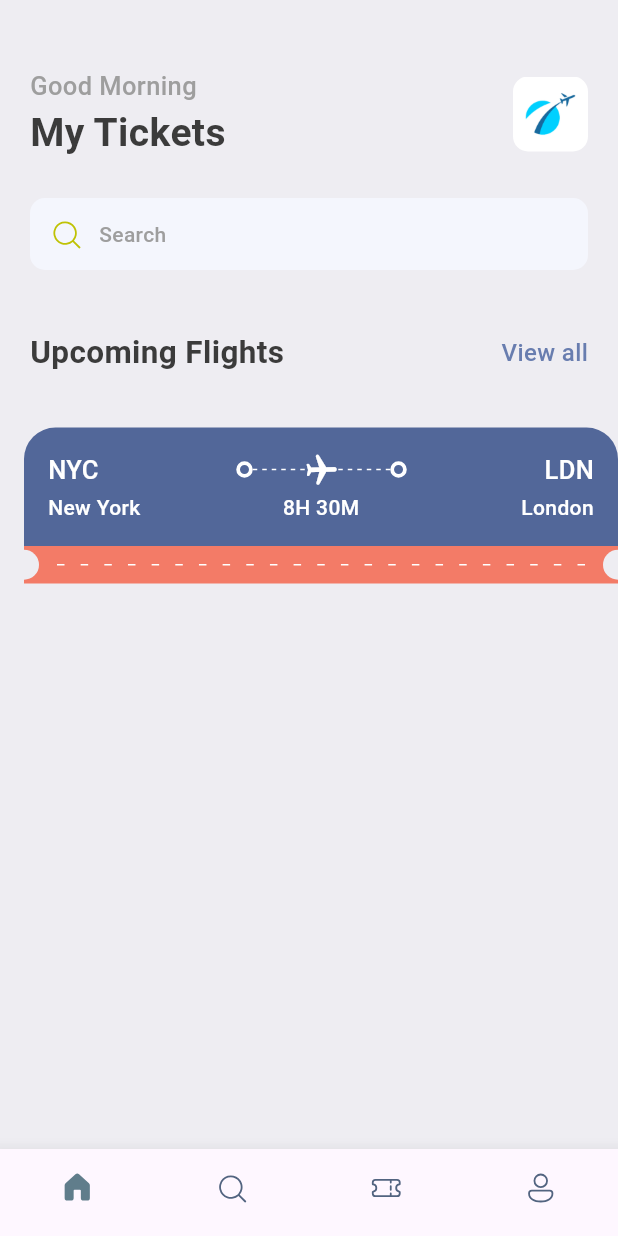
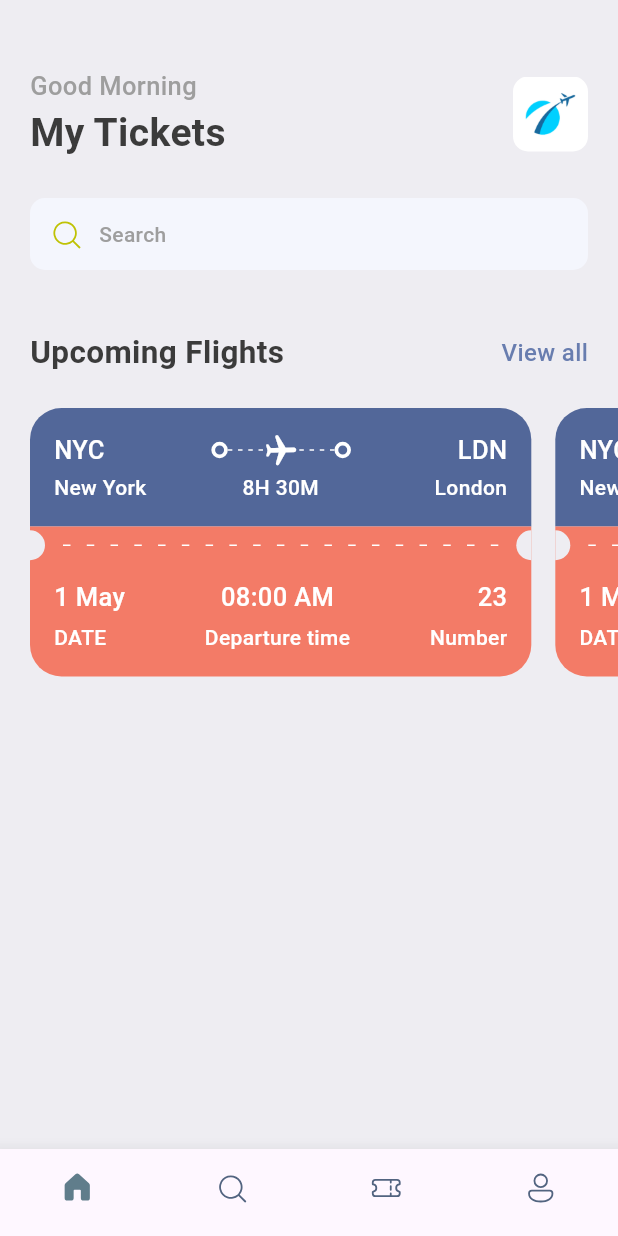
Before and after one commit to wemppywp/MyTickets, a Flutter app: the screen it shows after launch, on a phone screen of 412 x 824 dp. Run offline on Flutter 3.47's test engine with Material 3 defaults, Android fonts, the phone set to English and light mode, and no system bars; our stand-ins replace fluentui_system_icons, gap.

Commit message:
update finish upcoming flight card

```diff
--- a/lib/screens/home_screen.dart
+++ b/lib/screens/home_screen.dart
@@ -69,8 +69,17 @@
               ],
             ),
           ),
-          const Gap(15),
-          TicketView()
+          const Gap(2),
+          const SingleChildScrollView(
+            scrollDirection: Axis.horizontal,
+            padding: EdgeInsets.only(left: 20),
+            child: Row(
+              children: [
+                TicketView(),
+                TicketView()
+              ],
+            ),
+          )
         ],
       ),
     );
--- a/lib/screens/ticket_view.dart
+++ b/lib/screens/ticket_view.dart
@@ -1,4 +1,3 @@
-import 'package:fluentui_system_icons/fluentui_system_icons.dart';
 import 'package:flutter/material.dart';
 import 'package:gap/gap.dart';
 import 'package:mytickets/utils/app_layout.dart';
@@ -12,10 +11,10 @@
   Widget build(BuildContext context) {
     final size = AppLayout.getSize(context);
     return SizedBox(
-      width: size.width,
+      width: size.width * 0.85,
       height: 200,
       child: Container(
-        margin: const EdgeInsets.only(left: 16),
+        margin: const EdgeInsets.only(right: 16),
         child: Column(
           children: [
             ///showing the blue part of the card/ticket
@@ -31,7 +30,7 @@
                     children: [
                       Text("NYC", style: Styles.headlineStyle3.copyWith(color: Colors.white),),
                       Expanded(child: Container()),
-                      ThickContainer(),
+                      const ThickContainer(),
                       Expanded(child: Stack(
                         children: [
                           SizedBox(
@@ -44,7 +43,7 @@
                                 mainAxisAlignment: MainAxisAlignment.spaceBetween,
                                 mainAxisSize: MainAxisSize.max,
                                 children: List.generate((constraints.constrainWidth()/6).floor(), (index) =>
-                                    SizedBox(
+                                    const SizedBox(
                                       height: 1,
                                       width: 3,
                                       child: DecoratedBox(decoration: BoxDecoration(
@@ -55,11 +54,11 @@
                               },
                             ),
                           ),
-                          Center(child: Transform.rotate(angle: 1.55, child: Icon(Icons.local_airport_rounded, color: Colors.white,),)),
+                          Center(child: Transform.rotate(angle: 1.55, child: const Icon(Icons.local_airport_rounded, color: Colors.white,),)),
                         ]
                       )),
 
-                      ThickContainer(),
+                      const ThickContainer(),
                       Expanded(child: Container()),
                       Text("LDN", style: Styles.headlineStyle3.copyWith(color: Colors.white),),
                     ],
@@ -93,7 +92,7 @@
                     child: DecoratedBox(
                       decoration: BoxDecoration(
                         color: Styles.bgColor,
-                        borderRadius: BorderRadius.only(topRight: Radius.circular(10), bottomRight: Radius.circular(10))
+                        borderRadius: const BorderRadius.only(topRight: Radius.circular(10), bottomRight: Radius.circular(10))
                     ),),
                   ),
                   Expanded(child: Padding(
@@ -125,8 +124,55 @@
                     child: DecoratedBox(
                       decoration: BoxDecoration(
                           color: Styles.bgColor,
-                          borderRadius: BorderRadius.only(topLeft: Radius.circular(10), bottomLeft: Radius.circular(10))
+                          borderRadius: const BorderRadius.only(topLeft: Radius.circular(10), bottomLeft: Radius.circular(10))
                       ),),
+                  )
+                ],
+              ),
+            ),
+            ///bottom part of the orange card/ticket
+            Container(
+              decoration: BoxDecoration(
+                borderRadius: const BorderRadius.only(bottomLeft: Radius.circular(21), bottomRight: Radius.circular(21)),
+                color: Styles.orangeColor
+              ),
+              padding: const EdgeInsets.only(left: 16, top: 10, right: 16, bottom: 16),
+              child: Column(
+                children: [
+                  Row(
+                    mainAxisAlignment: MainAxisAlignment.spaceBetween,
+                    children: [
+                      Column(
+                        crossAxisAlignment: CrossAxisAlignment.start,
+                        children: [
+                          Text("1 May",
+                            style: Styles.headlineStyle3.copyWith(color: Colors.white),),
+                          const Gap(5),
+                          Text("DATE",
+                            style: Styles.headlineStyle4.copyWith(color: Colors.white),)
+                        ],
+                      ),
+                      Column(
+                        crossAxisAlignment: CrossAxisAlignment.center,
+                        children: [
+                          Text("08:00 AM",
+                            style: Styles.headlineStyle3.copyWith(color: Colors.white),),
+                          const Gap(5),
+                          Text("Departure time",
+                            style: Styles.headlineStyle4.copyWith(color: Colors.white),)
+                        ],
+                      ),
+                      Column(
+                        crossAxisAlignment: CrossAxisAlignment.end,
+                        children: [
+                          Text("23",
+                            style: Styles.headlineStyle3.copyWith(color: Colors.white),),
+                          const Gap(5),
+                          Text("Number",
+                            style: Styles.headlineStyle4.copyWith(color: Colors.white),)
+                        ],
+                      )
+                    ],
                   )
                 ],
               ),
```
